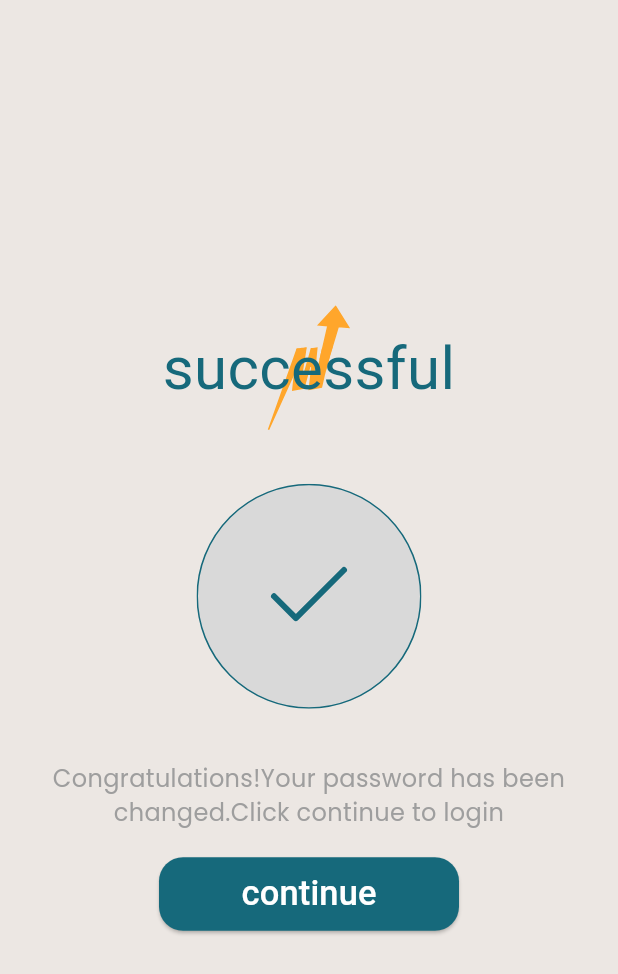
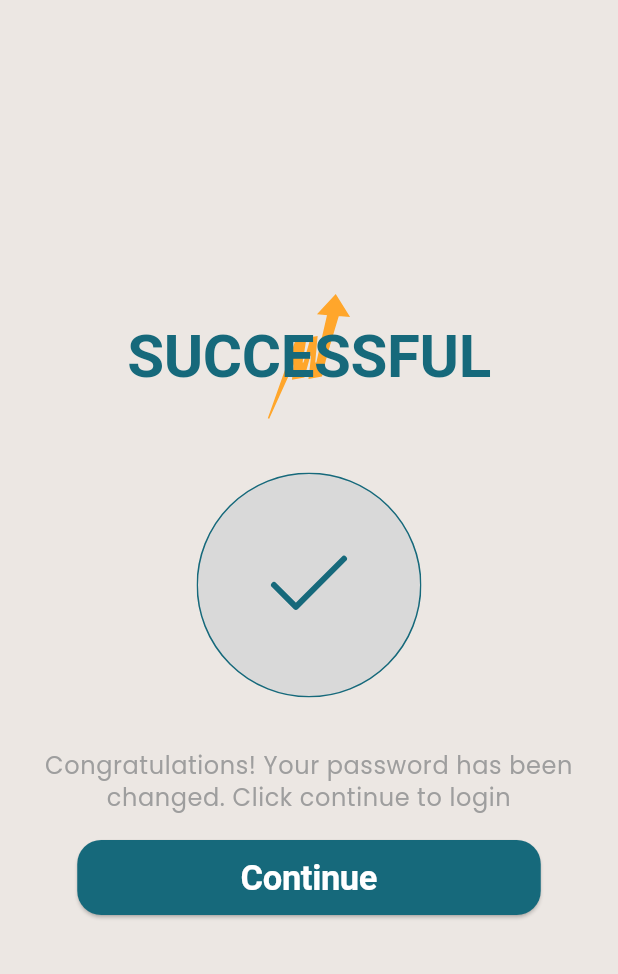
Before and after one commit to nhahub/NHA-229, a Flutter app: the SuccessScreen screen opened directly, on a phone screen of 412 x 824 dp. Shown: the top 974 px of the screen. Run offline on Flutter 3.47's test engine with Material 3 defaults, Android fonts, the phone set to English and light mode, and no system bars; our stand-ins replace flutter_bloc, flutter_screenutil, flutter_svg, google_fonts, pinput; Roboto replaces fonts that are missing (BebasNeue).

Commit message:
Modified set_pass_screen and success_screen and added timer bloc to emplemnt Timer in otp_screen

```diff
--- a/lib/core/theme/light_theme.dart
+++ b/lib/core/theme/light_theme.dart
@@ -16,24 +16,26 @@ class LightTheme {
     elevatedButtonTheme: const ElevatedButtonThemeData(
       style: ButtonStyle(
         backgroundColor: WidgetStatePropertyAll(mainColor),
-          foregroundColor: WidgetStatePropertyAll(
-            Color(0xffffffff),
+        foregroundColor: WidgetStatePropertyAll(Color(0xffffffff)),
+        shape: WidgetStatePropertyAll(
+          RoundedRectangleBorder(
+            borderRadius: BorderRadius.all(Radius.circular(16)),
           ),
-          shape: WidgetStatePropertyAll(RoundedRectangleBorder(
-            borderRadius: BorderRadius.all(Radius.circular(16)),
-          )),
+        ),
         minimumSize: WidgetStatePropertyAll(Size(double.infinity, 50)),
-        )),
+      ),
+    ),
     textButtonTheme: const TextButtonThemeData(
       style: ButtonStyle(
         padding: WidgetStatePropertyAll(EdgeInsets.all(5)),
-          textStyle: WidgetStatePropertyAll(TextStyle(
-            color: secondaryColor,
-            fontSize: 12,
-          )),
-        )),
+        textStyle: WidgetStatePropertyAll(
+          TextStyle(color: secondaryColor, fontSize: 12),
+        ),
+      ),
+    ),
     textTheme: TextTheme(
-          displayLarge: lang.toString() == 'en'
+      displayLarge:
+          lang.toString() == 'en'
               ? GoogleFonts.bigShouldersText(
                 fontSize: 40,
                 fontWeight: FontWeight.normal,
--- a/lib/features/auth/forgot_password/screens/success_screen.dart
+++ b/lib/features/auth/forgot_password/screens/success_screen.dart
@@ -2,7 +2,7 @@ import 'package:flutter/material.dart';
 import 'package:flutter_svg/flutter_svg.dart';
 
 import '../../login/screens/login_screen.dart';
-import '../widgets/custom_button.dart';
+import '../../../../generated/l10n.dart';
 
 extension CustomTextTheme on TextTheme {
   TextStyle get forPassH => const TextStyle(
@@ -34,8 +34,10 @@ class SuccessScreen extends StatelessWidget {
                 children: [
                   SvgPicture.asset('assets/images/raad.svg'),
                   Text(
-                    'successful',
-                    style: Theme.of(context).textTheme.forPassH,
+                    S.current.resetSuccess.toUpperCase(),
+                    style: Theme.of(context).textTheme.displayLarge!.copyWith(
+                      fontWeight: FontWeight.bold,
+                    ),
                     textAlign: TextAlign.center,
                   ),
                 ],
@@ -50,19 +52,35 @@ class SuccessScreen extends StatelessWidget {
               ),
               const SizedBox(height: 35),
               Text(
-                'Congratulations!Your password has been changed.Click continue to login',
-                style: Theme.of(context).textTheme.forPassS,
+                S.current.resetSuccessMessage,
+                style: Theme.of(context).textTheme.bodySmall,
                 textAlign: TextAlign.center,
               ),
-              const SizedBox(height: 18),
-              CustomButton(
-                text: 'continue',
-                onPressed: () {
-                  Navigator.push(
-                    context,
-                    MaterialPageRoute(builder: (context) => LoginScreen()),
-                  );
-                },
+              Padding(
+                padding: const EdgeInsets.symmetric(vertical: 18),
+                child: SizedBox(
+                  width: 309,
+                  child: ElevatedButton(
+                    onPressed: () {
+                      Navigator.pushReplacement(
+                        context,
+                        MaterialPageRoute(builder: (context) => LoginScreen()),
+                      );
+                    },
+                    child: Text(
+                      S.current.cont,
+                      style: Theme.of(context).textTheme.displayLarge?.copyWith(
+                        fontSize: 23,
+                        fontWeight: FontWeight.w700,
+                        color: Theme.of(context)
+                            .elevatedButtonTheme
+                            .style
+                            ?.foregroundColor
+                            ?.resolve({}),
+                      ),
+                    ),
+                  ),
+                ),
               ),
             ],
           ),
--- a/lib/features/auth/forgot_password/widgets/custom_text_field.dart
+++ b/lib/features/auth/forgot_password/widgets/custom_text_field.dart
@@ -1,4 +1,5 @@
 import 'package:flutter/material.dart';
+import 'package:flutter_screenutil/flutter_screenutil.dart';
 
 class CustomTextField extends StatelessWidget {
   final String hintText;
@@ -15,7 +16,7 @@ class CustomTextField extends StatelessWidget {
   @override
   Widget build(BuildContext context) {
     return Container(
-      width: 309,
+      width: 309.w,
       height: 56,
       decoration: BoxDecoration(
         color: Colors.white,
--- a/pubspec.yaml
+++ b/pubspec.yaml
@@ -41,6 +41,7 @@ dependencies:
   intl: ^0.20.0
   flutter_svg: ^2.2.1
   flutter_screenutil: ^5.9.3
+  flutter_bloc: ^9.1.1
 
 dev_dependencies:
   flutter_test:
```
Also changed, not shown: lib/features/auth/controllers/timer_bloc.dart (added, +25 -0 lines), lib/features/auth/forgot_password/screens/set_pass_screen.dart (+38 -16 lines), lib/features/auth/forgot_password/widgets/timer_button.dart (added, +47 -0 lines), lib/l10n/intl_ar.arb (+8 -1 lines), lib/l10n/intl_en.arb (+8 -1 lines), lib/generated/intl/messages_ar.dart, lib/generated/intl/messages_en.dart, lib/generated/l10n.dart, pubspec.lock. Lines whose indentation alone changed are shown as unchanged.
